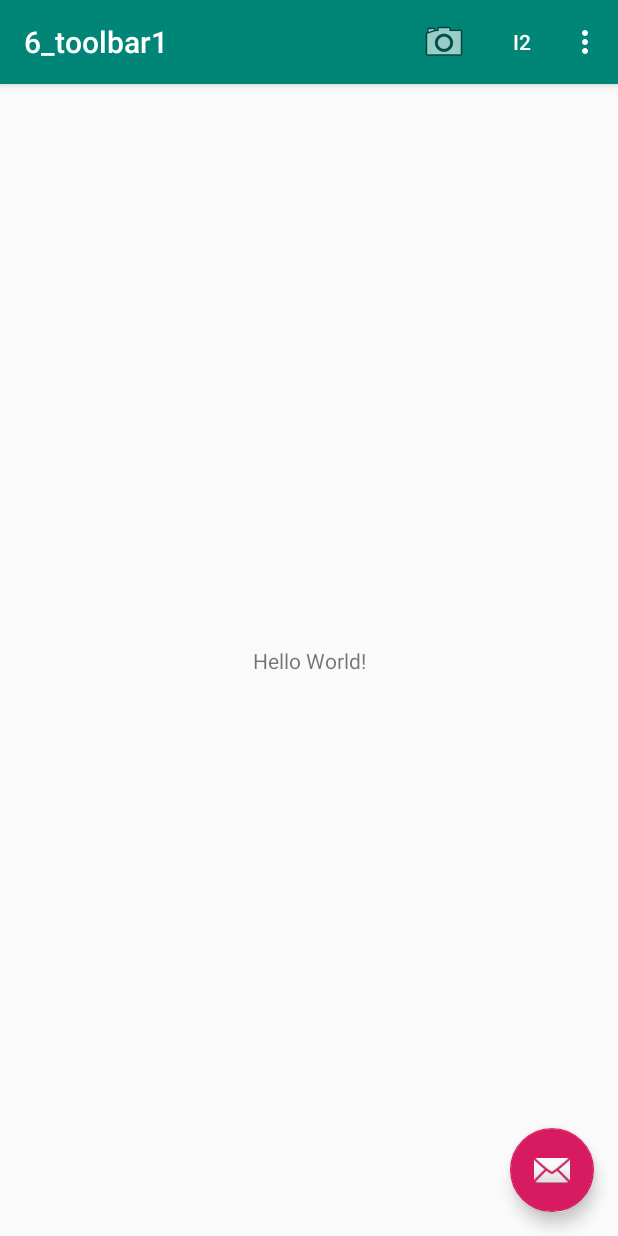
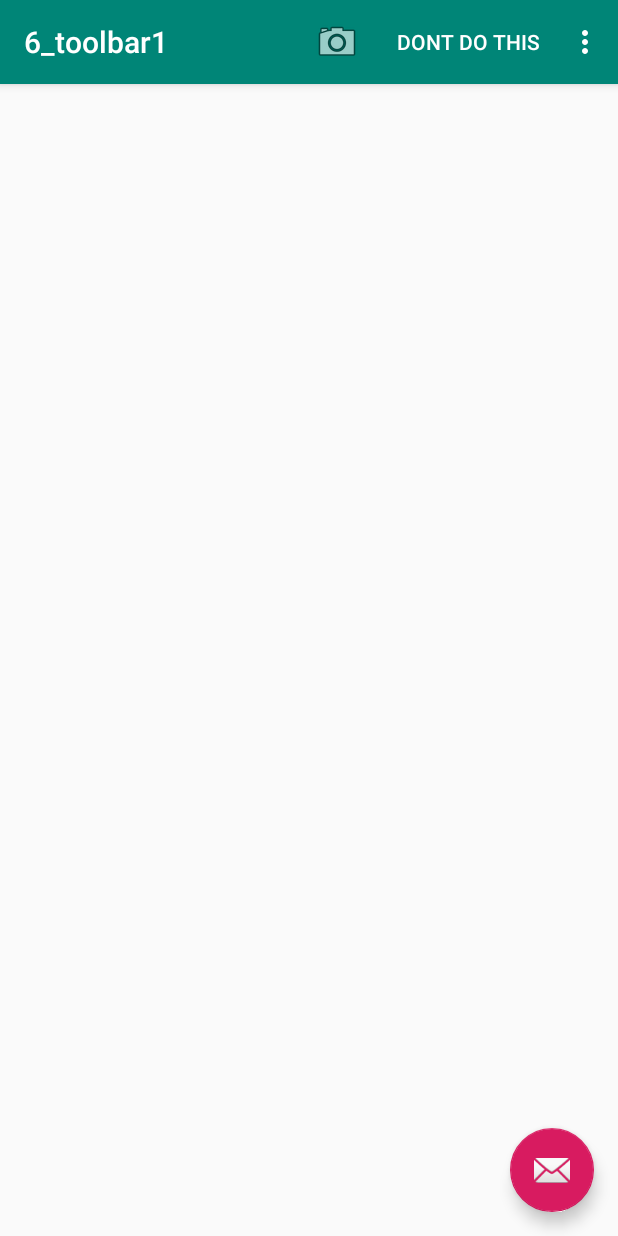
Before and after one commit to CNUClasses/6_toolbar1, an Android app: the screen it shows after launch (MainActivity), on a phone screen of 412 x 824 dp. Run offline under Robolectric (Android 15) with nearby library versions, the phone set to English and light mode, and no system bars.

Commit message:
update gradle

```diff
--- a/app/src/main/java/com/example/a6_toolbar1/MainActivity.java
+++ b/app/src/main/java/com/example/a6_toolbar1/MainActivity.java
@@ -70,9 +70,7 @@ public class MainActivity extends AppCompatActivity {
     }
 
     private void showDialogWithContentAndTitle(String content, String title) {
-    new AlertDialog.Builder(this)
-            .setMessage(content)
-            .setTitle(title)
+    new AlertDialog.Builder(this).setMessage(content).setTitle(title)
             .setPositiveButton("Okay", new DialogInterface.OnClickListener() {
                 @Override
                 public void onClick(DialogInterface dialog, int which) {
--- a/app/src/main/res/layout/content_main.xml
+++ b/app/src/main/res/layout/content_main.xml
@@ -9,14 +9,5 @@
     tools:showIn="@layout/activity_main"
     android:id="@+id/cl">
 
-    <TextView
-        android:id="@+id/tv"
-        android:layout_width="wrap_content"
-        android:layout_height="wrap_content"
-        android:text="Hello World!"
-        app:layout_constraintBottom_toBottomOf="parent"
-        app:layout_constraintLeft_toLeftOf="parent"
-        app:layout_constraintRight_toRightOf="parent"
-        app:layout_constraintTop_toTopOf="parent" />
 
 </androidx.constraintlayout.widget.ConstraintLayout>
--- a/app/src/main/res/menu/menu_main.xml
+++ b/app/src/main/res/menu/menu_main.xml
@@ -12,7 +12,7 @@
     <item
         android:id="@+id/menu2"
         android:orderInCategory="200"
-        android:title="i2"
+        android:title="dont do this"
         app:showAsAction="always" />
     <item
         android:id="@+id/action_help"
--- a/build.gradle
+++ b/build.gradle
@@ -7,7 +7,7 @@ buildscript {
 
     }
     dependencies {
-        classpath 'com.android.tools.build:gradle:7.2.2'
+        classpath 'com.android.tools.build:gradle:7.4.2'
 
         // NOTE: Do not place your application dependencies here; they belong
         // in the individual module build.gradle files
```
Also changed, not shown: gradle/wrapper/gradle-wrapper.properties.
